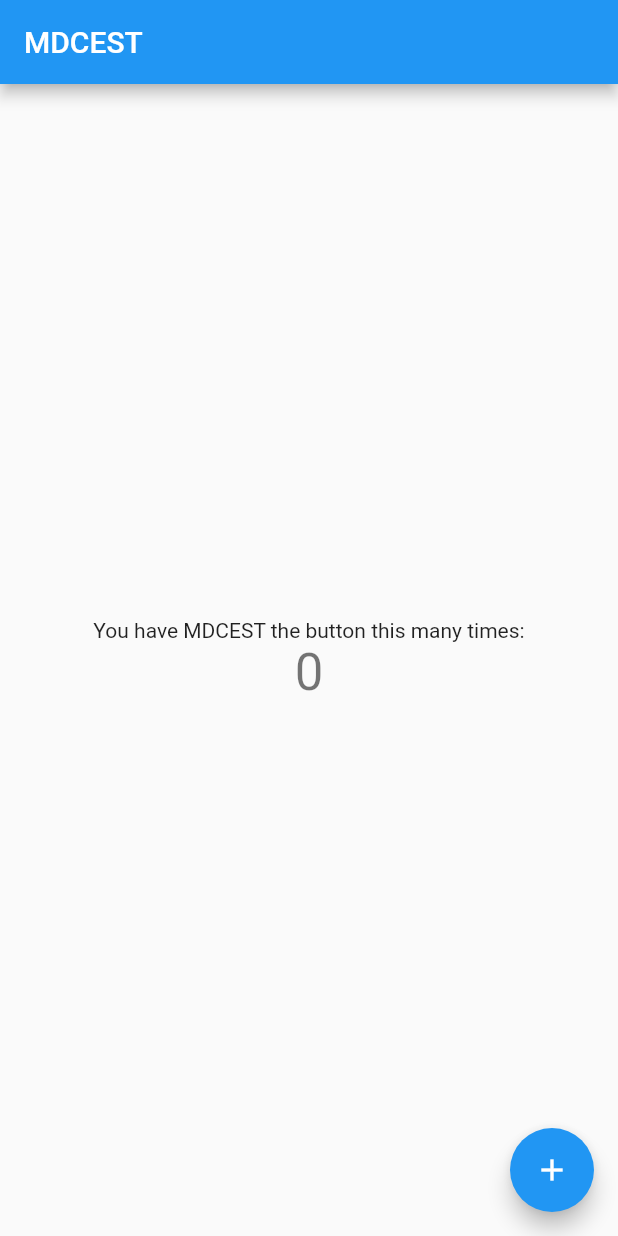
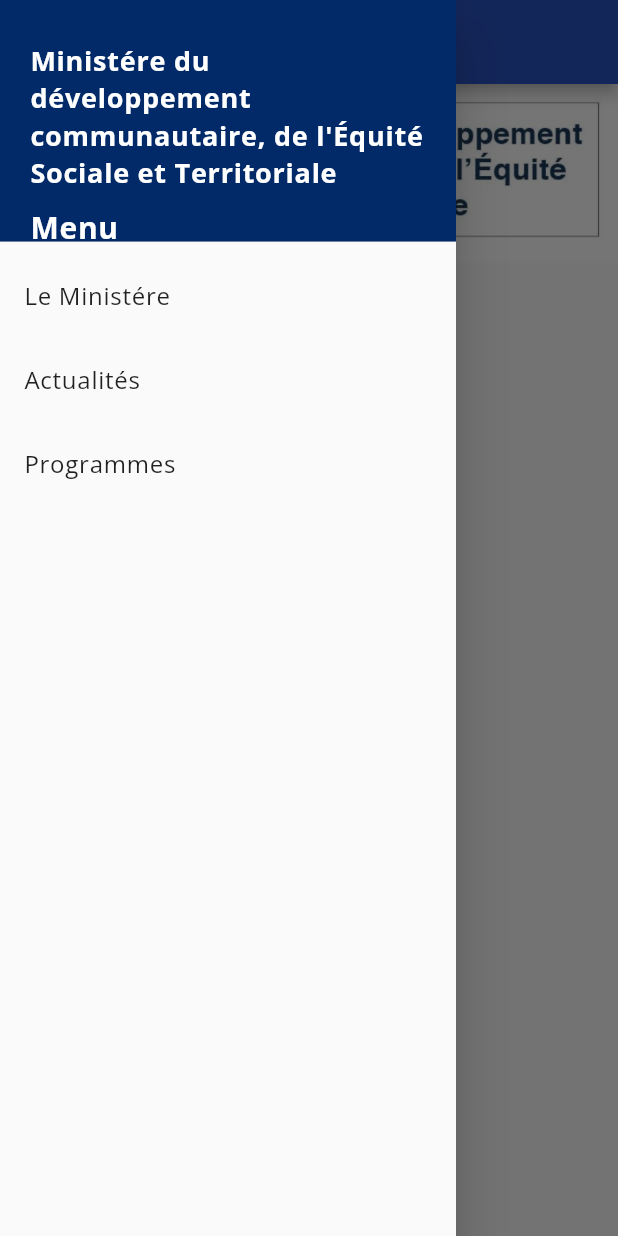
Before and after one commit to Cabral221/MDCEST, a Flutter app: the screen it shows after launch, with the side drawer open (before the commit the screen has no drawer), on a phone screen of 412 x 824 dp. Run offline on Flutter 3.47's test engine with Material 2 defaults, Android fonts, the light colour scheme and no system bars; our stand-ins replace google_fonts.

Commit message:
Feat : Initial Material app

```diff
--- a/lib/main.dart
+++ b/lib/main.dart
@@ -1,118 +1,155 @@
 import 'package:flutter/material.dart';
+import 'package:google_fonts/google_fonts.dart';
 
-void main() {
-  runApp(const MyApp());
-}
+void main() => runApp(const MyApp());
 
 class MyApp extends StatelessWidget {
   const MyApp({Key? key}) : super(key: key);
 
-  // This widget is the root of your application.
+  static const appTitle = 'République du Sénégal';
+
   @override
   Widget build(BuildContext context) {
-    const firstColor = Color(0xFF2A53C1);
+    const Map<int, Color> color = {
+      50: Color.fromRGBO(2, 42, 105, .1),
+      100: Color.fromRGBO(2, 42, 105, .2),
+      200: Color.fromRGBO(2, 42, 105, .3),
+      300: Color.fromRGBO(2, 42, 105, .4),
+      400: Color.fromRGBO(2, 42, 105, .5),
+      500: Color.fromRGBO(2, 42, 105, .6),
+      600: Color.fromRGBO(2, 42, 105, .7),
+      700: Color.fromRGBO(2, 42, 105, .8),
+      800: Color.fromRGBO(2, 42, 105, .9),
+      900: Color.fromRGBO(2, 42, 105, 1),
+    };
 
     return MaterialApp(
-      title: "Ministre du Dévelmoppement communautaire, de l’Equité sociale et territoriale",
+      title: appTitle,
+      home: const MyHomePage(title: appTitle),
       theme: ThemeData(
-        // This is the theme of your application.
-        //
-        // Try running your application with "flutter run". You'll see the
-        // application has a blue toolbar. Then, without quitting the app, try
-        // changing the primarySwatch below to Colors.green and then invoke
-        // "hot reload" (press "r" in the console where you ran "flutter run",
-        // or simply save your changes to "hot reload" in a Flutter IDE).
-        // Notice that the counter didn't reset back to zero; the application
-        // is not restarted.
-        primarySwatch: Colors.blue,
-        primaryColor: firstColor,
+        primarySwatch: const MaterialColor(0xFF2A53C1, color),
+        textTheme: TextTheme(
+          headline1: GoogleFonts.merriweather(
+              fontSize: 92, fontWeight: FontWeight.w300, letterSpacing: -1.5),
+          headline2: GoogleFonts.merriweather(
+              fontSize: 57, fontWeight: FontWeight.w300, letterSpacing: -0.5),
+          headline3: GoogleFonts.merriweather(
+              fontSize: 46, fontWeight: FontWeight.w400),
+          headline4: GoogleFonts.merriweather(
+              fontSize: 32, fontWeight: FontWeight.w400, letterSpacing: 0.25),
+          headline5: GoogleFonts.merriweather(
+              fontSize: 23, fontWeight: FontWeight.w400),
+          headline6: GoogleFonts.merriweather(
+              fontSize: 19, fontWeight: FontWeight.w500, letterSpacing: 0.15),
+          subtitle1: GoogleFonts.merriweather(
+              fontSize: 15, fontWeight: FontWeight.w400, letterSpacing: 0.15),
+          subtitle2: GoogleFonts.merriweather(
+              fontSize: 13, fontWeight: FontWeight.w500, letterSpacing: 0.1),
+          bodyText1: GoogleFonts.openSans(
+              fontSize: 16, fontWeight: FontWeight.w400, letterSpacing: 0.5),
+          bodyText2: GoogleFonts.openSans(
+              fontSize: 14, fontWeight: FontWeight.w400, letterSpacing: 0.25),
+          button: GoogleFonts.openSans(
+              fontSize: 14, fontWeight: FontWeight.w500, letterSpacing: 1.25),
+          caption: GoogleFonts.openSans(
+              fontSize: 12, fontWeight: FontWeight.w400, letterSpacing: 0.4),
+          overline: GoogleFonts.openSans(
+              fontSize: 10, fontWeight: FontWeight.w400, letterSpacing: 1.5),
+        ),
       ),
-      home: const MyHomePage(title: "MDCEST"),
     );
   }
 }
 
-class MyHomePage extends StatefulWidget {
+class MyHomePage extends StatelessWidget {
   const MyHomePage({Key? key, required this.title}) : super(key: key);
-
-  // This widget is the home page of your application. It is stateful, meaning
-  // that it has a State object (defined below) that contains fields that affect
-  // how it looks.
-
-  // This class is the configuration for the state. It holds the values (in this
-  // case the title) provided by the parent (in this case the App widget) and
-  // used by the build method of the State. Fields in a Widget subclass are
-  // always marked "final".
 
   final String title;
 
   @override
-  State<MyHomePage> createState() => _MyHomePageState();
-}
-
-class _MyHomePageState extends State<MyHomePage> {
-  int _counter = 0;
-
-  void _incrementCounter() {
-    setState(() {
-      // This call to setState tells the Flutter framework that something has
-      // changed in this State, which causes it to rerun the build method below
-      // so that the display can reflect the updated values. If we changed
-      // _counter without calling setState(), then the build method would not be
-      // called again, and so nothing would appear to happen.
-      _counter++;
-    });
-  }
-
-  @override
   Widget build(BuildContext context) {
-    // This method is rerun every time setState is called, for instance as done
-    // by the _incrementCounter method above.
-    //
-    // The Flutter framework has been optimized to make rerunning build methods
-    // fast, so that you can just rebuild anything that needs updating rather
-    // than having to individually change instances of widgets.
     return Scaffold(
-      appBar: AppBar(
-        // Here we take the value from the MyHomePage object that was created by
-        // the App.build method, and use it to set our appbar title.
-        title: Text(widget.title),
-      ),
-      body: Center(
-        // Center is a layout widget. It takes a single child and positions it
-        // in the middle of the parent.
-        child: Column(
-          // Column is also a layout widget. It takes a list of children and
-          // arranges them vertically. By default, it sizes itself to fit its
-          // children horizontally, and tries to be as tall as its parent.
-          //
-          // Invoke "debug painting" (press "p" in the console, choose the
-          // "Toggle Debug Paint" action from the Flutter Inspector in Android
-          // Studio, or the "Toggle Debug Paint" command in Visual Studio Code)
-          // to see the wireframe for each widget.
-          //
-          // Column has various properties to control how it sizes itself and
-          // how it positions its children. Here we use mainAxisAlignment to
-          // center the children vertically; the main axis here is the vertical
-          // axis because Columns are vertical (the cross axis would be
-          // horizontal).
-          mainAxisAlignment: MainAxisAlignment.center,
-          children: <Widget>[
-            const Text(
-              'You have MDCEST the button this many times:',
+      appBar: AppBar(title: Text(title)),
+      body: Column(
+          mainAxisAlignment: MainAxisAlignment.start,
+          crossAxisAlignment: CrossAxisAlignment.start,
+          children: [
+            Image.asset('assets/images/logo-ministere.jpg'),
+            Container(
+              padding: EdgeInsets.zero,
+              child: const Center(child: Text('Salut')),
             ),
-            Text(
-              '$_counter',
-              style: Theme.of(context).textTheme.headline4,
+          ]),
+      drawer: Drawer(
+        // Add a ListView to the drawer. This ensures the user can scroll
+        // through the options in the drawer if there isn't enough vertical
+        // space to fit everything.
+        child: ListView(
+          // Important: Remove any padding from the ListView.
+          padding: EdgeInsets.zero,
+          children: [
+            DrawerHeader(
+              decoration: const BoxDecoration(
+                color: Color.fromARGB(255, 2, 42, 105),
+              ),
+              child: Container(
+                padding: const EdgeInsets.all(4.0),
+                margin: const EdgeInsets.fromLTRB(0, 8, 0, 0),
+                child: Column(
+                  mainAxisAlignment: MainAxisAlignment.start,
+                  crossAxisAlignment: CrossAxisAlignment.start,
+                  children: <Widget>[
+                    const Text(
+                      'Ministére du développement communautaire, de l\'Équité Sociale et Territoriale',
+                      style: TextStyle(
+                          fontWeight: FontWeight.bold,
+                          color: Colors.white,
+                          fontSize: 18),
+                    ),
+                    Container(
+                      margin: const EdgeInsets.fromLTRB(0, 10, 0, 0),
+                      child: const Text(
+                        'Menu',
+                        style: TextStyle(
+                            fontWeight: FontWeight.bold,
+                            color: Colors.white,
+                            fontSize: 20),
+                      ),
+                    )
+                  ],
+                ),
+              ),
+            ),
+            ListTile(
+              title: const Text('Le Ministére'),
+              onTap: () {
+                // Update the state of the app
+                // ...
+                // Then close the drawer
+                Navigator.pop(context);
+              },
+            ),
+            ListTile(
+              title: const Text('Actualités'),
+              onTap: () {
+                // Update the state of the app
+                // ...
+                // Then close the drawer
+                Navigator.pop(context);
+              },
+            ),
+            ListTile(
+              title: const Text('Programmes'),
+              onTap: () {
+                // Update the state of the app
+                // ...
+                // Then close the drawer
+                Navigator.pop(context);
+              },
             ),
           ],
         ),
       ),
-      floatingActionButton: FloatingActionButton(
-        onPressed: _incrementCounter,
-        tooltip: 'Increment',
-        child: const Icon(Icons.add),
-      ), // This trailing comma makes auto-formatting nicer for build methods.
     );
   }
 }
```
Also changed, not shown: pubspec.yaml (+4 -3 lines), assets/images/logo-ministere.jpg (added), pubspec.lock.
